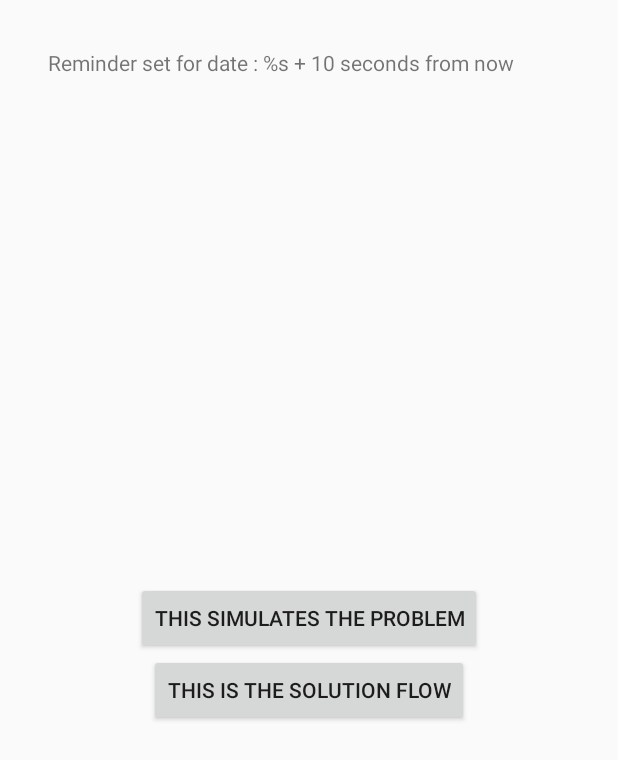
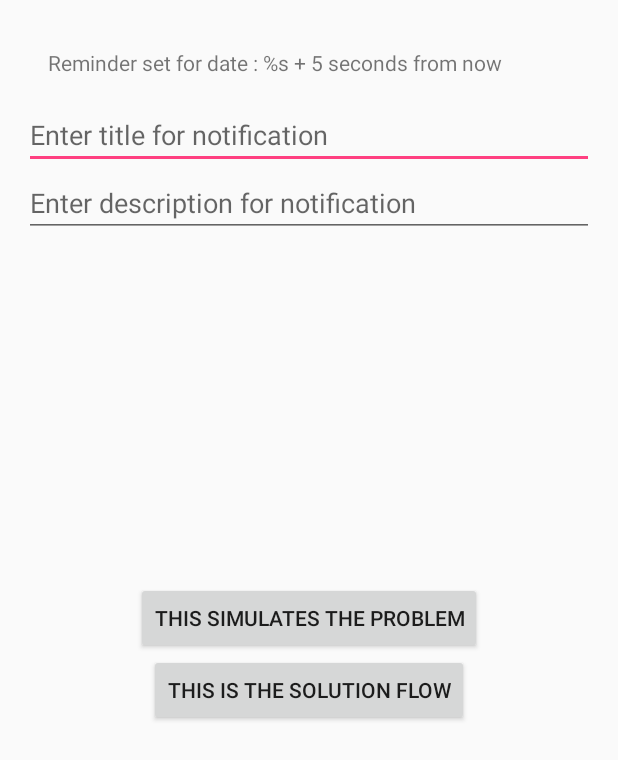
Before and after one commit to aldefy/AlarmReceiverIntentExtras, an Android app: the layout activity_main.xml on its own in the app's theme, with its tools: preview values and no code run, on a phone screen of 412 x 824 dp. Shown: the top 760 px of the screen. Run offline under Robolectric (Android 15) with nearby library versions, the phone set to English and light mode, and no system bars.

Commit message:
Final piece

```diff
--- a/app/src/main/java/notification/reminder/aldefy/SolutionFunction.kt
+++ b/app/src/main/java/notification/reminder/aldefy/SolutionFunction.kt
@@ -3,8 +3,9 @@ package notification.reminder.aldefy
 import android.os.Parcel
 import android.os.Parcelable
 
-/**
- * Created by aditlal on 17/08/17.
+/*
+Solution for sending intent extras in alarm manager call for M and above
+https://stackoverflow.com/a/18000094/1749596
  */
 fun marshall(parceable: Parcelable): ByteArray {
     val parcel = Parcel.obtain()
--- a/app/src/main/res/layout/activity_main.xml
+++ b/app/src/main/res/layout/activity_main.xml
@@ -1,11 +1,10 @@
 <?xml version="1.0" encoding="utf-8"?>
 <RelativeLayout
     xmlns:android="http://schemas.android.com/apk/res/android"
-    xmlns:tools="http://schemas.android.com/tools"
     android:layout_width="match_parent"
     android:layout_height="match_parent"
     android:padding="16dp"
-    tools:context="notification.reminder.aldefy.com.alarmremindernotification.MainActivity">
+    >
 
     <Button
         android:id="@+id/btnDTProb"
@@ -29,4 +28,18 @@
         android:layout_margin="16dp"
         android:text="@string/reminder_set_for"/>
 
+    <EditText
+        android:id="@+id/etTitle"
+        android:layout_width="match_parent"
+        android:layout_height="wrap_content"
+        android:layout_below="@+id/tvReminder"
+        android:hint="@string/title_hint"/>
+
+    <EditText
+        android:id="@+id/etDesc"
+        android:layout_width="match_parent"
+        android:layout_height="wrap_content"
+        android:layout_below="@+id/etTitle"
+        android:hint="@string/desc_hint"/>
+
 </RelativeLayout>
--- a/app/src/main/res/values/strings.xml
+++ b/app/src/main/res/values/strings.xml
@@ -1,6 +1,8 @@
 <resources>
     <string name="app_name">AlarmReminderNotification</string>
-    <string name="reminder_set_for">Reminder set for date : %s + 10 seconds from now</string>
+    <string name="reminder_set_for">Reminder set for date : %s + 5 seconds from now</string>
     <string name="pick_a_date_time">This is the solution flow</string>
     <string name="problem">This simulates the problem</string>
+    <string name="title_hint">Enter title for notification</string>
+    <string name="desc_hint">Enter description for notification</string>
 </resources>
```
Also changed, not shown: app/src/main/java/notification/reminder/aldefy/MainActivity.kt (+16 -7 lines), app/src/main/java/notification/reminder/aldefy/RemindeSolutionrAlarmReceiver.kt (+7 -7 lines), app/src/main/java/notification/reminder/aldefy/ReminderFunctions.kt (+4 -4 lines), 1 other file.
